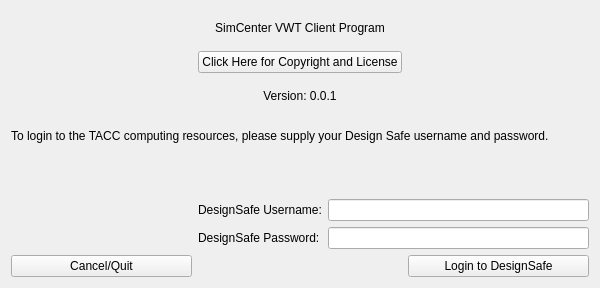
The window that programWindows/authform.ui (NHERI-SimCenter/CWE-Simulation-Tool) describes before a commit, drawn with Qt 5.
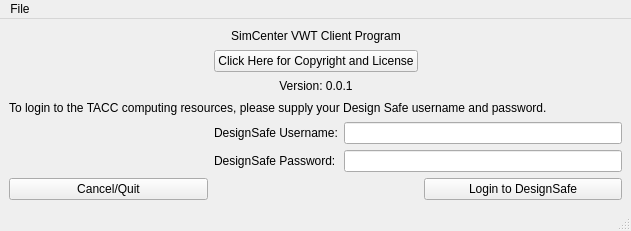
The same window after the commit.

```diff
--- a/programWindows/authform.ui
+++ b/programWindows/authform.ui
@@ -37,18 +37,19 @@
 // Written by Peter Sempolinski, for the Natural Hazard Modeling Laboratory, director: Ahsan Kareem, at Notre Dame
  </comment>
  <class>AuthForm</class>
- <widget class="QWidget" name="AuthForm">
+ <widget class="QMainWindow" name="AuthForm">
   <property name="geometry">
    <rect>
     <x>0</x>
     <y>0</y>
-    <width>600</width>
-    <height>288</height>
+    <width>631</width>
+    <height>231</height>
    </rect>
   </property>
   <property name="windowTitle">
-   <string>SimCenter Access</string>
+   <string>MainWindow</string>
   </property>
+  <widget class="QWidget" name="centralwidget">
   <layout class="QGridLayout" name="gridLayout">
    <item row="0" column="1">
     <widget class="QLabel" name="label_3">
@@ -77,7 +78,17 @@
      </property>
     </widget>
    </item>
-   <item row="5" column="1" colspan="2">
+    <item row="3" column="0" colspan="3">
+     <widget class="QLabel" name="label_5">
+      <property name="text">
+       <string>To login to the TACC computing resources, please supply your Design Safe username and password.</string>
+      </property>
+      <property name="wordWrap">
+       <bool>true</bool>
+      </property>
+     </widget>
+    </item>
+    <item row="4" column="1" colspan="2">
     <layout class="QFormLayout" name="formLayout_2">
      <item row="0" column="0">
       <widget class="QLabel" name="label">
@@ -93,13 +104,6 @@
        </property>
       </widget>
      </item>
-     <item row="1" column="0">
-      <widget class="QLabel" name="label_2">
-       <property name="text">
-        <string>DesignSafe Password:</string>
-       </property>
-      </widget>
-     </item>
      <item row="1" column="1">
       <widget class="QLineEdit" name="passwordInput">
        <property name="maxLength">
@@ -110,9 +114,16 @@
        </property>
       </widget>
      </item>
-    </layout>
-   </item>
-   <item row="6" column="0">
+      <item row="1" column="0">
+       <widget class="QLabel" name="label_2">
+        <property name="text">
+         <string>DesignSafe Password:</string>
+        </property>
+       </widget>
+      </item>
+     </layout>
+    </item>
+    <item row="5" column="0">
     <widget class="QPushButton" name="quitButton">
      <property name="focusPolicy">
       <enum>Qt::TabFocus</enum>
@@ -128,7 +139,7 @@
      </property>
     </widget>
    </item>
-   <item row="6" column="2">
+    <item row="5" column="2">
     <widget class="QPushButton" name="loginButton">
      <property name="focusPolicy">
       <enum>Qt::TabFocus</enum>
@@ -147,24 +158,31 @@
      </property>
     </widget>
    </item>
-   <item row="3" column="0" colspan="3">
-    <widget class="QLabel" name="label_5">
-     <property name="text">
-      <string>To login to the TACC computing resources, please supply your Design Safe username and password.</string>
-     </property>
-     <property name="wordWrap">
-      <bool>true</bool>
-     </property>
-    </widget>
-   </item>
-   <item row="4" column="0" colspan="3">
-    <widget class="QLabel" name="errorLabel">
-     <property name="text">
-      <string/>
-     </property>
-    </widget>
-   </item>
-  </layout>
+   </layout>
+  </widget>
+  <widget class="QMenuBar" name="menubar">
+   <property name="geometry">
+    <rect>
+     <x>0</x>
+     <y>0</y>
+     <width>631</width>
+     <height>19</height>
+    </rect>
+   </property>
+   <widget class="QMenu" name="menuFile">
+    <property name="title">
+     <string>File</string>
+    </property>
+    <addaction name="actionExit"/>
+   </widget>
+   <addaction name="menuFile"/>
+  </widget>
+  <widget class="QStatusBar" name="statusbar"/>
+  <action name="actionExit">
+   <property name="text">
+    <string>Exit</string>
+   </property>
+  </action>
  </widget>
  <resources/>
  <connections>
```
Left out of the diff: 146 changed lines with no effect on the pictures. Lines whose indentation alone changed are shown as unchanged.
